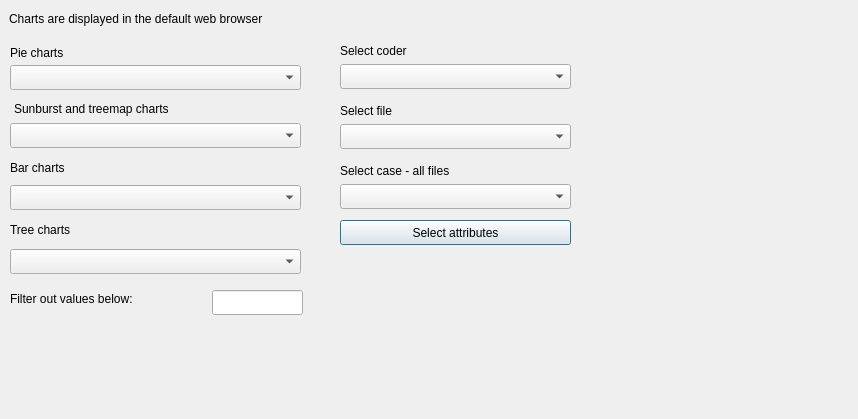
ccbogel/QualCoder, file GUI_UIs/ui_dialog_charts.ui: the form before one commit.
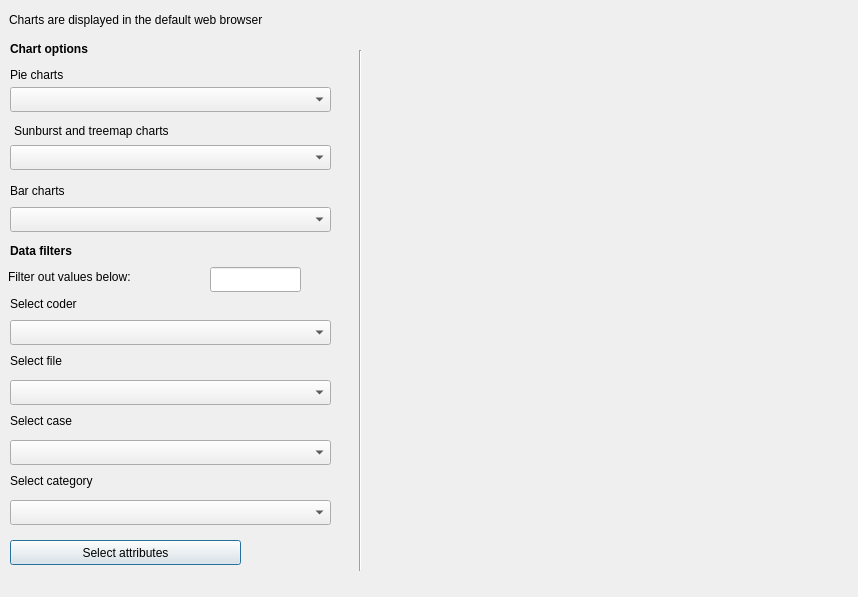
The form after the commit.

The edit to the form file:
```diff
--- a/GUI_UIs/ui_dialog_charts.ui
+++ b/GUI_UIs/ui_dialog_charts.ui
@@ -7,7 +7,7 @@
     <x>0</x>
     <y>0</y>
     <width>858</width>
-    <height>419</height>
+    <height>597</height>
    </rect>
   </property>
   <property name="windowTitle">
@@ -19,7 +19,7 @@
      <x>9</x>
      <y>9</y>
      <width>481</width>
-     <height>20</height>
+     <height>22</height>
     </rect>
    </property>
    <property name="text">
@@ -30,7 +30,7 @@
    <property name="geometry">
     <rect>
      <x>10</x>
-     <y>42</y>
+     <y>64</y>
      <width>291</width>
      <height>22</height>
     </rect>
@@ -43,7 +43,7 @@
    <property name="geometry">
     <rect>
      <x>10</x>
-     <y>157</y>
+     <y>180</y>
      <width>291</width>
      <height>22</height>
     </rect>
@@ -52,25 +52,12 @@
     <string>Bar charts</string>
    </property>
   </widget>
-  <widget class="QLabel" name="label_tree">
-   <property name="geometry">
-    <rect>
-     <x>10</x>
-     <y>219</y>
-     <width>291</width>
-     <height>22</height>
-    </rect>
-   </property>
-   <property name="text">
-    <string>Tree charts</string>
-   </property>
-  </widget>
   <widget class="QComboBox" name="comboBox_pie_charts">
    <property name="geometry">
     <rect>
      <x>10</x>
-     <y>65</y>
-     <width>291</width>
+     <y>87</y>
+     <width>321</width>
      <height>25</height>
     </rect>
    </property>
@@ -79,18 +66,8 @@
    <property name="geometry">
     <rect>
      <x>10</x>
-     <y>185</y>
-     <width>291</width>
-     <height>25</height>
-    </rect>
-   </property>
-  </widget>
-  <widget class="QComboBox" name="comboBox_tree_charts">
-   <property name="geometry">
-    <rect>
-     <x>10</x>
-     <y>249</y>
-     <width>291</width>
+     <y>207</y>
+     <width>321</width>
      <height>25</height>
     </rect>
    </property>
@@ -99,8 +76,8 @@
    <property name="geometry">
     <rect>
      <x>10</x>
-     <y>123</y>
-     <width>291</width>
+     <y>145</y>
+     <width>321</width>
      <height>25</height>
     </rect>
    </property>
@@ -109,7 +86,7 @@
    <property name="geometry">
     <rect>
      <x>14</x>
-     <y>98</y>
+     <y>120</y>
      <width>291</width>
      <height>22</height>
     </rect>
@@ -121,8 +98,8 @@
   <widget class="QLabel" name="label_coder">
    <property name="geometry">
     <rect>
-     <x>340</x>
-     <y>40</y>
+     <x>10</x>
+     <y>293</y>
      <width>151</width>
      <height>22</height>
     </rect>
@@ -134,9 +111,9 @@
   <widget class="QComboBox" name="comboBox_coders">
    <property name="geometry">
     <rect>
-     <x>340</x>
-     <y>64</y>
-     <width>231</width>
+     <x>10</x>
+     <y>320</y>
+     <width>321</width>
      <height>25</height>
     </rect>
    </property>
@@ -144,9 +121,9 @@
   <widget class="QComboBox" name="comboBox_file">
    <property name="geometry">
     <rect>
-     <x>340</x>
-     <y>124</y>
-     <width>231</width>
+     <x>10</x>
+     <y>380</y>
+     <width>321</width>
      <height>25</height>
     </rect>
    </property>
@@ -154,8 +131,8 @@
   <widget class="QLabel" name="label_select_file">
    <property name="geometry">
     <rect>
-     <x>340</x>
-     <y>100</y>
+     <x>10</x>
+     <y>350</y>
      <width>231</width>
      <height>22</height>
     </rect>
@@ -167,9 +144,9 @@
   <widget class="QComboBox" name="comboBox_case">
    <property name="geometry">
     <rect>
-     <x>340</x>
-     <y>184</y>
-     <width>231</width>
+     <x>10</x>
+     <y>440</y>
+     <width>321</width>
      <height>25</height>
     </rect>
    </property>
@@ -177,21 +154,21 @@
   <widget class="QLabel" name="label_select_case">
    <property name="geometry">
     <rect>
-     <x>340</x>
-     <y>160</y>
-     <width>231</width>
+     <x>10</x>
+     <y>410</y>
+     <width>211</width>
      <height>22</height>
     </rect>
    </property>
    <property name="text">
-    <string>Select case - all files </string>
+    <string>Select case</string>
    </property>
   </widget>
   <widget class="QPushButton" name="pushButton_attributes">
    <property name="geometry">
     <rect>
-     <x>340</x>
-     <y>220</y>
+     <x>10</x>
+     <y>540</y>
      <width>231</width>
      <height>25</height>
     </rect>
@@ -203,10 +180,10 @@
   <widget class="QLabel" name="label_filter">
    <property name="geometry">
     <rect>
-     <x>10</x>
-     <y>290</y>
+     <x>8</x>
+     <y>266</y>
      <width>201</width>
-     <height>17</height>
+     <height>22</height>
     </rect>
    </property>
    <property name="text">
@@ -216,14 +193,91 @@
   <widget class="QLineEdit" name="lineEdit_filter">
    <property name="geometry">
     <rect>
-     <x>212</x>
-     <y>290</y>
+     <x>210</x>
+     <y>267</y>
      <width>91</width>
      <height>25</height>
     </rect>
    </property>
    <property name="toolTip">
     <string>Enter number for filter cut off</string>
+   </property>
+   <property name="text">
+    <string/>
+   </property>
+  </widget>
+  <widget class="QLabel" name="label_filters">
+   <property name="geometry">
+    <rect>
+     <x>10</x>
+     <y>240</y>
+     <width>291</width>
+     <height>22</height>
+    </rect>
+   </property>
+   <property name="font">
+    <font>
+     <weight>50</weight>
+     <bold>false</bold>
+    </font>
+   </property>
+   <property name="text">
+    <string>&lt;b&gt;Data filters&lt;/b&gt;</string>
+   </property>
+  </widget>
+  <widget class="QLabel" name="label_chart_options">
+   <property name="geometry">
+    <rect>
+     <x>10</x>
+     <y>38</y>
+     <width>261</width>
+     <height>22</height>
+    </rect>
+   </property>
+   <property name="font">
+    <font>
+     <weight>50</weight>
+     <bold>false</bold>
+    </font>
+   </property>
+   <property name="text">
+    <string>&lt;b&gt;Chart options&lt;/b&gt;</string>
+   </property>
+  </widget>
+  <widget class="QComboBox" name="comboBox_category">
+   <property name="geometry">
+    <rect>
+     <x>10</x>
+     <y>500</y>
+     <width>321</width>
+     <height>25</height>
+    </rect>
+   </property>
+  </widget>
+  <widget class="QLabel" name="label_category">
+   <property name="geometry">
+    <rect>
+     <x>10</x>
+     <y>470</y>
+     <width>151</width>
+     <height>22</height>
+    </rect>
+   </property>
+   <property name="text">
+    <string>Select category</string>
+   </property>
+  </widget>
+  <widget class="Line" name="line">
+   <property name="geometry">
+    <rect>
+     <x>350</x>
+     <y>50</y>
+     <width>20</width>
+     <height>521</height>
+    </rect>
+   </property>
+   <property name="orientation">
+    <enum>Qt::Vertical</enum>
    </property>
   </widget>
  </widget>
```
Left out of the diff: 8 changed lines with no effect on the pictures.
